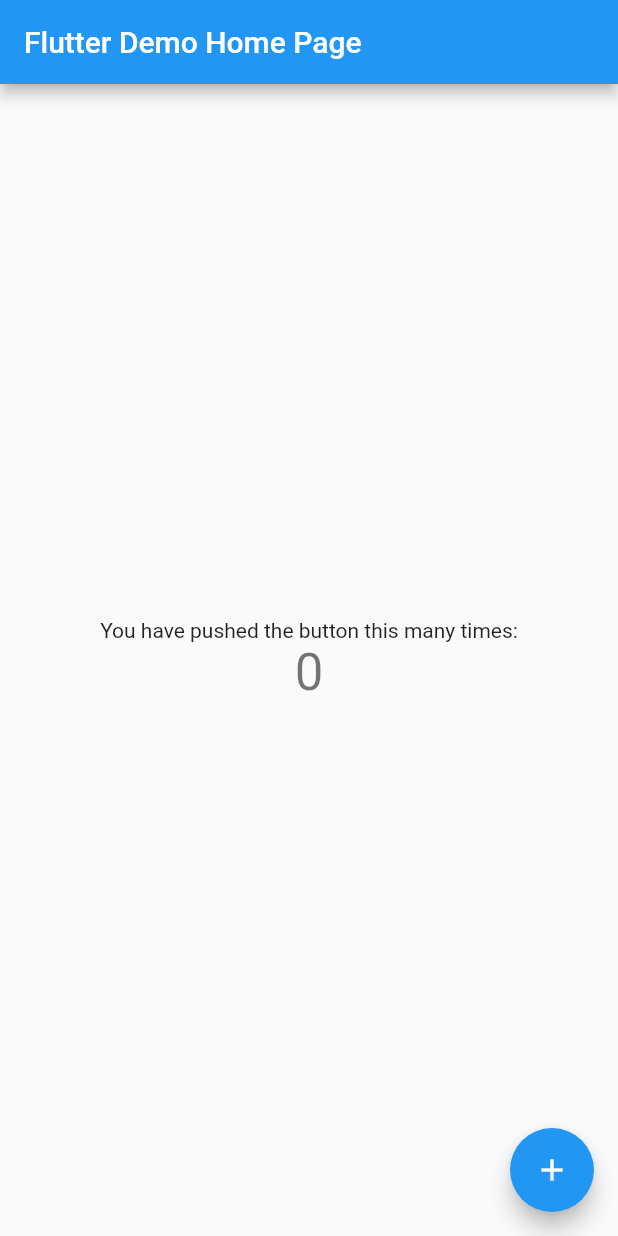
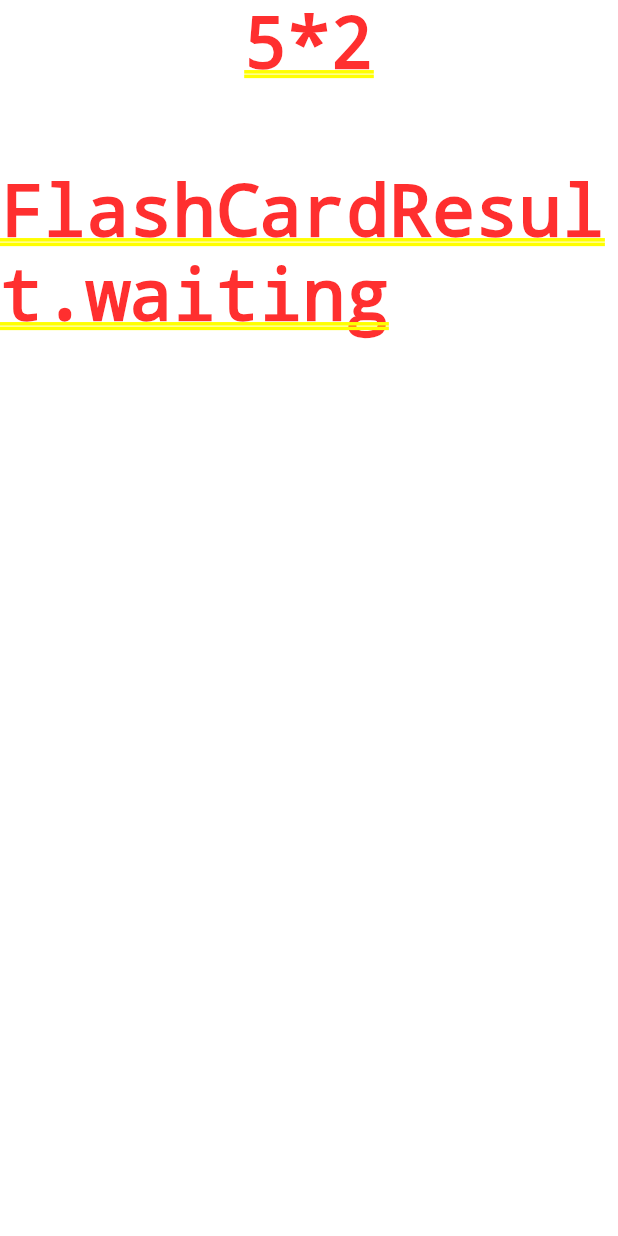
Before and after one commit to the-g-force/flash-cards, a Flutter app: the screen it shows after launch, on a phone screen of 412 x 824 dp. Run offline on Flutter 3.47's test engine with Material 2 defaults, Android fonts, the phone set to English and light mode, and no system bars; our stand-ins replace speech_to_text.

Commit message:
Create simple flash card that shows one problem
The speech-to-text system breaks down what it hears into pieces;
for example, saying 'sixty-three' will pick up '60' before it
then picks up '63'. The current implementation has no handling for that.
This is just a simple proof of concept.

```diff
--- a/lib/main.dart
+++ b/lib/main.dart
@@ -1,4 +1,5 @@
 import 'package:flutter/material.dart';
+import 'package:speech_to_text/speech_recognition_result.dart';
 import 'package:speech_to_text/speech_to_text.dart';
 import 'package:speech_to_text/speech_recognition_error.dart';
 
@@ -24,61 +25,47 @@
         // is not restarted.
         primarySwatch: Colors.blue,
       ),
-      home: MyHomePage(title: 'Flutter Demo Home Page'),
+      home: FlashCard(),
     );
   }
 }
 
-class MyHomePage extends StatefulWidget {
-  MyHomePage({Key key, this.title}) : super(key: key);
+class FlashCard extends StatefulWidget {
+  FlashCard({Key key, this.speech}) : super(key: key);
 
-  // This widget is the home page of your application. It is stateful, meaning
-  // that it has a State object (defined below) that contains fields that affect
-  // how it looks.
-
-  // This class is the configuration for the state. It holds the values (in this
-  // case the title) provided by the parent (in this case the App widget) and
-  // used by the build method of the State. Fields in a Widget subclass are
-  // always marked "final".
-
-  final String title;
+  final SpeechToText speech;
 
   @override
-  _MyHomePageState createState() => _MyHomePageState();
+  _FlashCardState createState() => _FlashCardState();
 }
 
-class _MyHomePageState extends State<MyHomePage> {
-  int _counter = 0;
-  bool _hasSpeech = false;
-  final SpeechToText speech = SpeechToText();
+enum FlashCardResult { waiting, correct, incorrect }
+
+class _FlashCardState extends State<FlashCard> {
+  final SpeechToText speech = new SpeechToText();
+  bool _hasSpeech;
+  FlashCardResult _result = FlashCardResult.waiting;
+  String _guess = "";
 
   @override
   void initState() {
     super.initState();
-    initSpeechState();
+    initSpeech();
   }
 
-  Future<void> initSpeechState() async {
-    print("Trying to initialize speech state");
+  void initSpeech() async {
     var hasSpeech = await speech.initialize(
         onError: errorListener,
         onStatus: statusListener,
         debugLogging: true,
         finalTimeout: Duration(milliseconds: 0));
 
-    // if (hasSpeech) {
-    //   _localeNames = await speech.locales();
-
-    //   var systemLocale = await speech.systemLocale();
-    //   _currentLocaleId = systemLocale.localeId;
-    // }
-
-    //if (!mounted) return;
-
     setState(() {
       _hasSpeech = hasSpeech;
       print("Has speech? " + (_hasSpeech ? "Yes" : "No"));
     });
+
+    speech.listen(onResult: onSpeechResult, listenFor: Duration(seconds: 2));
   }
 
   void errorListener(SpeechRecognitionError error) {
@@ -90,77 +77,19 @@
         'Received listener status: $status, listening: ${speech.isListening}');
   }
 
-  void _incrementCounter() {
-    speech.listen(
-        onResult: (result) {
-          print('Partial: ${result.recognizedWords}');
-          print('Final: ${result.finalResult}');
-        },
-        listenFor: Duration(seconds: 2),
-        pauseFor: Duration(seconds: 2),
-        partialResults: true,
-        cancelOnError: true,
-        listenMode: ListenMode.dictation);
+  @override
+  Widget build(BuildContext context) {
+    return Column(
+        children: [Text("5*2"), Text(_guess), Text(_result.toString())]);
+  }
 
+  void onSpeechResult(SpeechRecognitionResult result) {
     setState(() {
-      // This call to setState tells the Flutter framework that something has
-      // changed in this State, which causes it to rerun the build method below
-      // so that the display can reflect the updated values. If we changed
-      // _counter without calling setState(), then the build method would not be
-      // called again, and so nothing would appear to happen.
-      _counter++;
+      int spokenNumber = int.tryParse(result.recognizedWords);
+      _guess = (spokenNumber == null) ? "" : result.recognizedWords;
+      _result = result.recognizedWords.contains("10")
+          ? FlashCardResult.correct
+          : FlashCardResult.incorrect;
     });
   }
-
-  @override
-  Widget build(BuildContext context) {
-    // This method is rerun every time setState is called, for instance as done
-    // by the _incrementCounter method above.
-    //
-    // The Flutter framework has been optimized to make rerunning build methods
-    // fast, so that you can just rebuild anything that needs updating rather
-    // than having to individually change instances of widgets.
-    return Scaffold(
-      appBar: AppBar(
-        // Here we take the value from the MyHomePage object that was created by
-        // the App.build method, and use it to set our appbar title.
-        title: Text(widget.title),
-      ),
-      body: Center(
-        // Center is a layout widget. It takes a single child and positions it
-        // in the middle of the parent.
-        child: Column(
-          // Column is also a layout widget. It takes a list of children and
-          // arranges them vertically. By default, it sizes itself to fit its
-          // children horizontally, and tries to be as tall as its parent.
-          //
-          // Invoke "debug painting" (press "p" in the console, choose the
-          // "Toggle Debug Paint" action from the Flutter Inspector in Android
-          // Studio, or the "Toggle Debug Paint" command in Visual Studio Code)
-          // to see the wireframe for each widget.
-          //
-          // Column has various properties to control how it sizes itself and
-          // how it positions its children. Here we use mainAxisAlignment to
-          // center the children vertically; the main axis here is the vertical
-          // axis because Columns are vertical (the cross axis would be
-          // horizontal).
-          mainAxisAlignment: MainAxisAlignment.center,
-          children: <Widget>[
-            Text(
-              'You have pushed the button this many times:',
-            ),
-            Text(
-              '$_counter',
-              style: Theme.of(context).textTheme.headline4,
-            ),
-          ],
-        ),
-      ),
-      floatingActionButton: FloatingActionButton(
-        onPressed: _incrementCounter,
-        tooltip: 'Increment',
-        child: Icon(Icons.add),
-      ), // This trailing comma makes auto-formatting nicer for build methods.
-    );
-  }
 }
```
